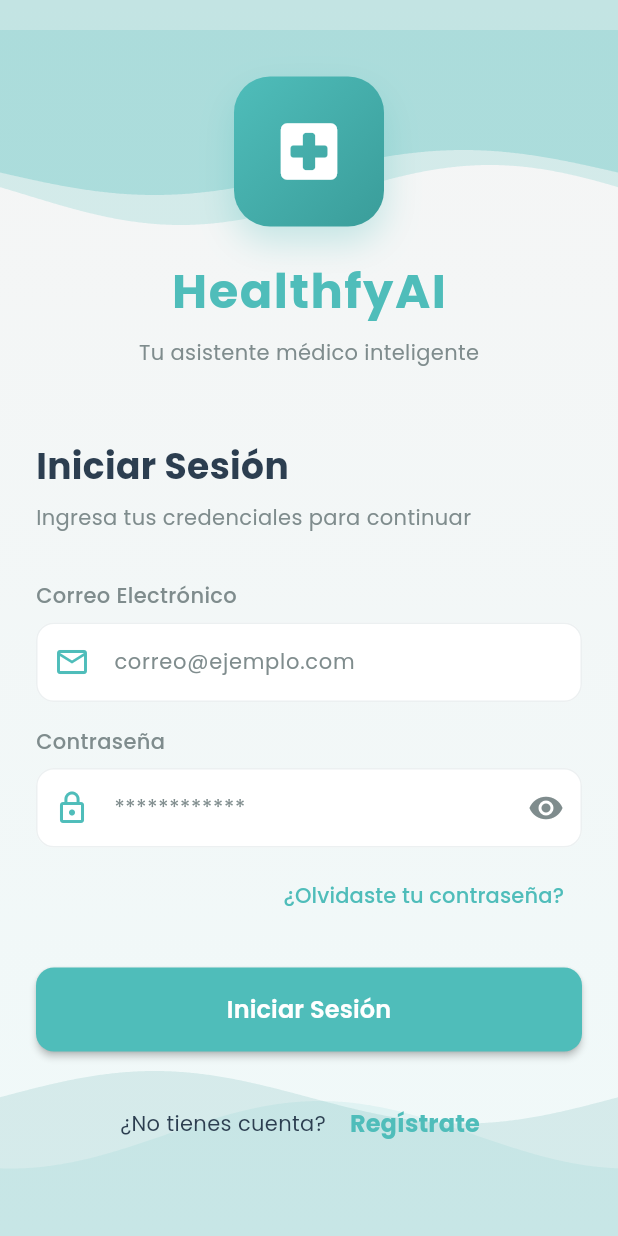
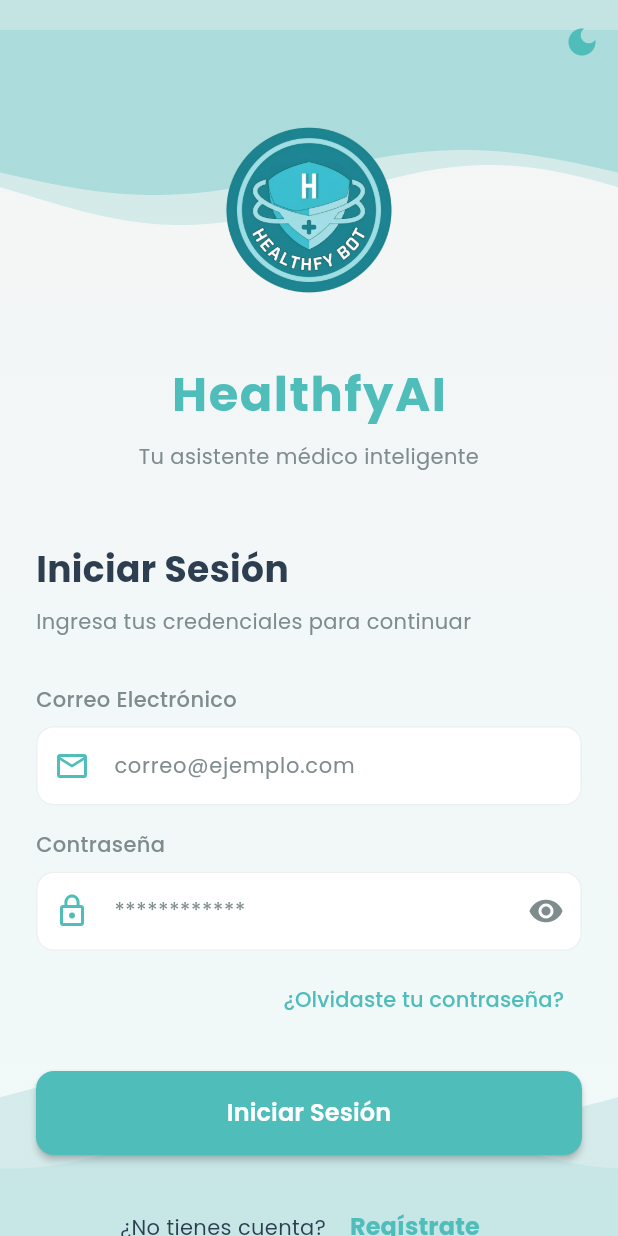
Before and after one commit to MateoMedranda/HealthfyAI, a Flutter app: the screen it shows after launch, on a phone screen of 412 x 824 dp. Run offline on Flutter 3.47's test engine with Material 3 defaults, Android fonts, the phone set to English and light mode, and no system bars; our stand-ins replace flutter_markdown, google_fonts, image_picker, shared_preferences; accounts and stored records are empty.

Commit message:
Add: icon frontend app, dark mode

```diff
--- a/Frontend/lib/config/theme/app_colors.dart
+++ b/Frontend/lib/config/theme/app_colors.dart
@@ -24,4 +24,10 @@ class AppColors {
   static const Color white = Colors.white;
   static const Color black = Colors.black;
   static const Color grey = Color(0xFFECF0F1);
+
+  // Dark Mode Colors
+  static const Color backgroundDark = Color(0xFF121212);
+  static const Color surfaceDark = Color(0xFF1E1E1E);
+  static const Color textPrimaryDark = Color(0xFFECF0F1);
+  static const Color textSecondaryDark = Color(0xFFBDC3C7);
 }
--- a/Frontend/lib/config/theme/app_theme.dart
+++ b/Frontend/lib/config/theme/app_theme.dart
@@ -63,7 +63,7 @@ class AppTheme {
             borderRadius: BorderRadius.circular(12),
           ),
           padding: const EdgeInsets.symmetric(horizontal: 24, vertical: 16),
-        )
+        ),
       ),
       bottomNavigationBarTheme: const BottomNavigationBarThemeData(
         backgroundColor: AppColors.white,
@@ -74,4 +74,68 @@ class AppTheme {
       ),
     );
   }
+
+  static ThemeData get darkTheme {
+    return ThemeData(
+      useMaterial3: true,
+      brightness: Brightness.dark,
+      textTheme: GoogleFonts.poppinsTextTheme(ThemeData.dark().textTheme).apply(
+        bodyColor: AppColors.textPrimaryDark,
+        displayColor: AppColors.textPrimaryDark,
+      ),
+      colorScheme: ColorScheme.dark(
+        primary: AppColors.primary,
+        secondary: AppColors.primaryLight,
+        surface: AppColors.surfaceDark,
+        error: AppColors.error,
+        background: AppColors.backgroundDark,
+      ),
+      scaffoldBackgroundColor: AppColors.backgroundDark,
+      appBarTheme: const AppBarTheme(
+        backgroundColor: AppColors.surfaceDark,
+        foregroundColor: AppColors.textPrimaryDark,
+        elevation: 0,
+        centerTitle: true,
+      ),
+      inputDecorationTheme: InputDecorationTheme(
+        filled: true,
+        fillColor: AppColors.surfaceDark,
+        border: OutlineInputBorder(
+          borderRadius: BorderRadius.circular(12),
+          borderSide: const BorderSide(color: AppColors.textSecondaryDark),
+        ),
+        enabledBorder: OutlineInputBorder(
+          borderRadius: BorderRadius.circular(12),
+          borderSide: const BorderSide(color: AppColors.textSecondaryDark),
+        ),
+        focusedBorder: OutlineInputBorder(
+          borderRadius: BorderRadius.circular(12),
+          borderSide: const BorderSide(color: AppColors.primary, width: 2),
+        ),
+        hintStyle: const TextStyle(color: AppColors.textSecondaryDark),
+        contentPadding: const EdgeInsets.symmetric(
+          horizontal: 16,
+          vertical: 16,
+        ),
+      ),
+      elevatedButtonTheme: ElevatedButtonThemeData(
+        style: ElevatedButton.styleFrom(
+          backgroundColor: AppColors.primary,
+          foregroundColor: AppColors.white,
+          shape: RoundedRectangleBorder(
+            borderRadius: BorderRadius.circular(12),
+          ),
+          padding: const EdgeInsets.symmetric(horizontal: 24, vertical: 16),
+          elevation: 2,
+        ),
+      ),
+      bottomNavigationBarTheme: const BottomNavigationBarThemeData(
+        backgroundColor: AppColors.surfaceDark,
+        selectedItemColor: AppColors.primaryLight,
+        unselectedItemColor: AppColors.textSecondaryDark,
+        type: BottomNavigationBarType.fixed,
+        elevation: 8,
+      ),
+    );
+  }
 }
--- a/Frontend/lib/main.dart
+++ b/Frontend/lib/main.dart
@@ -8,6 +8,8 @@ import 'providers/message_provider.dart';
 import 'routes/app_routes.dart';
 import 'views/auth/login_view.dart';
 import 'views/home/home_view.dart';
+
+import 'providers/theme_provider.dart';
 
 void main() {
   runApp(const MyApp());
@@ -25,13 +27,16 @@ class MyApp extends StatelessWidget {
         ),
         ChangeNotifierProvider(create: (_) => PhotoProvider()),
         ChangeNotifierProvider(create: (_) => MessageProvider()),
+        ChangeNotifierProvider(create: (_) => ThemeProvider()),
       ],
-      child: Consumer<AuthController>(
-        builder: (context, authController, _) {
+      child: Consumer2<AuthController, ThemeProvider>(
+        builder: (context, authController, themeProvider, _) {
           return MaterialApp(
             title: 'HealthfyAI',
             debugShowCheckedModeBanner: false,
             theme: AppTheme.lightTheme,
+            darkTheme: AppTheme.darkTheme,
+            themeMode: themeProvider.themeMode,
             home: authController.isLoggedIn
                 ? const HomeView()
                 : const LoginView(),
--- /dev/null
+++ b/Frontend/lib/providers/theme_provider.dart
@@ -0,0 +1,31 @@
+import 'package:flutter/material.dart';
+import 'package:shared_preferences/shared_preferences.dart';
+
+class ThemeProvider with ChangeNotifier {
+  static const String _themeKey = 'theme_mode';
+  ThemeMode _themeMode = ThemeMode.system;
+
+  ThemeMode get themeMode => _themeMode;
+
+  bool get isDarkMode => _themeMode == ThemeMode.dark;
+
+  ThemeProvider() {
+    _loadTheme();
+  }
+
+  Future<void> _loadTheme() async {
+    final prefs = await SharedPreferences.getInstance();
+    final isDark = prefs.getBool(_themeKey);
+    if (isDark != null) {
+      _themeMode = isDark ? ThemeMode.dark : ThemeMode.light;
+      notifyListeners();
+    }
+  }
+
+  Future<void> toggleTheme(bool isDark) async {
+    _themeMode = isDark ? ThemeMode.dark : ThemeMode.light;
+    final prefs = await SharedPreferences.getInstance();
+    await prefs.setBool(_themeKey, isDark);
+    notifyListeners();
+  }
+}
--- a/Frontend/lib/routes/app_routes.dart
+++ b/Frontend/lib/routes/app_routes.dart
@@ -1,18 +1,24 @@
 import 'package:flutter/material.dart';
 import '../views/auth/login_view.dart';
 import '../views/auth/register_view.dart';
+import '../views/auth/forgot_password_view.dart';
+import '../views/auth/reset_password_view.dart';
 import '../views/home/home_view.dart';
 
 class AppRoutes {
   static const String login = '/login';
   static const String register = '/register';
   static const String home = '/home';
+  static const String forgotPassword = '/forgot_password';
+  static const String resetPassword = '/reset_password';
 
   static Map<String, WidgetBuilder> getRoutes() {
     return {
       login: (context) => const LoginView(),
       register: (context) => const RegisterView(),
       home: (context) => const HomeView(),
+      forgotPassword: (context) => const ForgotPasswordView(),
+      resetPassword: (context) => const ResetPasswordView(),
     };
   }
 }
--- a/Frontend/lib/views/auth/login_view.dart
+++ b/Frontend/lib/views/auth/login_view.dart
@@ -3,6 +3,7 @@ import 'package:provider/provider.dart';
 import '../../config/theme/app_colors.dart';
 import '../../config/theme/app_text_styles.dart';
 import '../../controllers/auth_controller.dart';
+import '../../providers/theme_provider.dart';
 import '../../widgets/common/custom_button.dart';
 import '../../widgets/common/custom_text_field.dart';
 import '../../widgets/common/error_dialog.dart';
@@ -51,8 +52,27 @@ class _LoginViewState extends State<LoginView> {
   @override
   Widget build(BuildContext context) {
     final authController = context.watch<AuthController>();
+    final themeProvider = context.watch<ThemeProvider>();
 
     return Scaffold(
+      appBar: AppBar(
+        backgroundColor: Colors.transparent,
+        elevation: 0,
+        actions: [
+          IconButton(
+            icon: Icon(
+              themeProvider.isDarkMode ? Icons.light_mode : Icons.dark_mode,
+              color: themeProvider.isDarkMode
+                  ? AppColors.white
+                  : AppColors.primary,
+            ),
+            onPressed: () {
+              themeProvider.toggleTheme(!themeProvider.isDarkMode);
+            },
+          ),
+        ],
+      ),
+      extendBodyBehindAppBar: true,
       body: WaveBackground(
         child: SafeArea(
           child: Center(
@@ -64,32 +84,20 @@ class _LoginViewState extends State<LoginView> {
                   mainAxisAlignment: MainAxisAlignment.center,
                   children: [
                     // Logo mejorado
-                    Container(
-                      width: 100,
-                      height: 100,
-                      decoration: BoxDecoration(
-                        gradient: const LinearGradient(
-                          colors: [AppColors.primary, AppColors.primaryDark],
-                          begin: Alignment.topLeft,
-                          end: Alignment.bottomRight,
-                        ),
-                        borderRadius: BorderRadius.circular(24),
-                        boxShadow: [
-                          BoxShadow(
-                            color: AppColors.primary.withAlpha(77),
-                            blurRadius: 20,
-                            offset: const Offset(0, 10),
-                          ),
-                        ],
-                      ),
-                      child: const Center(
-                        child: Icon(
-                          Icons.local_hospital_rounded,
-                          size: 50,
-                          color: AppColors.white,
-                        ),
+                    Image.asset(
+                      'assets/images/bot_logo.png',
+                      width: 120,
+                      height: 120,
+                      fit: BoxFit.contain,
+                      errorBuilder: (_, __, ___) => const Icon(
+                        Icons.local_hospital_rounded,
+                        size: 50,
+                        color: AppColors.primary,
                       ),
                     ),
+                    const SizedBox(height: 20),
+
+                    // ... (rest of the code)
                     const SizedBox(height: 20),
                     Text(
                       'HealthfyAI',
@@ -104,6 +112,7 @@ class _LoginViewState extends State<LoginView> {
                       style: AppTextStyles.bodyMedium.copyWith(
                         color: AppColors.textSecondary,
                       ),
+                      textAlign: TextAlign.center,
                     ),
                     const SizedBox(height: 48),
 
@@ -189,7 +198,7 @@ class _LoginViewState extends State<LoginView> {
                       alignment: Alignment.centerRight,
                       child: TextButton(
                         onPressed: () {
-                          // Funcionalidad pendiente
+                          Navigator.pushNamed(context, '/forgot_password');
                         },
                         child: const Text(
                           '¿Olvidaste tu contraseña?',
```
Also changed, not shown: Frontend/lib/controllers/auth_controller.dart (+32 -0 lines), Frontend/lib/services/api_service.dart (+54 -0 lines), Frontend/lib/views/auth/forgot_password_view.dart (added, +129 -0 lines), Frontend/lib/views/auth/reset_password_view.dart (added, +174 -0 lines), Frontend/lib/views/home/home_view.dart (+18 -3 lines), Frontend/lib/views/home/tabs/scan_tab.dart (+10 -16 lines), Frontend/pubspec.yaml (+7 -0 lines), Frontend/pubspec.lock, 5 other files.
